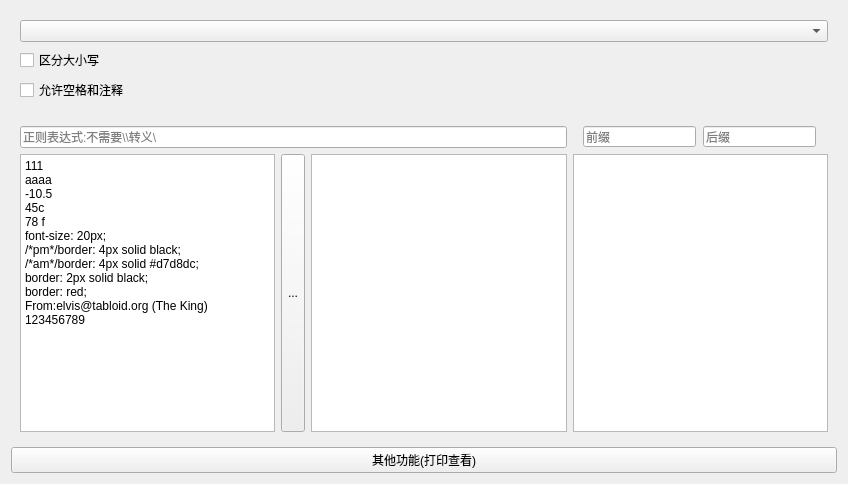
Before: the Qt Designer form 2/func2.ui in ba-ya/test_qt6_new_property, drawn with Qt 5.
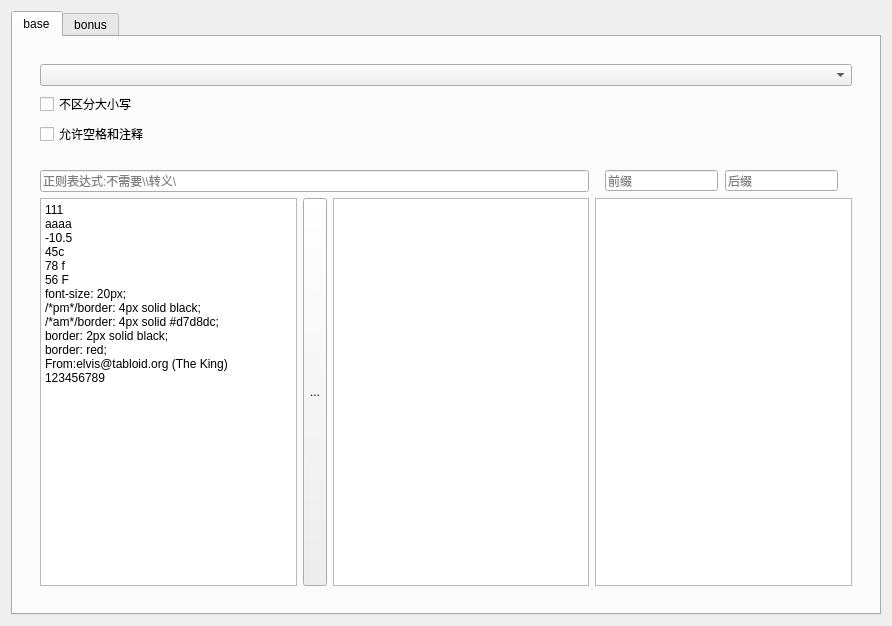
After: the same form once the commit is applied. Icons and pictures are not drawn.

Commit message: feat: func2, add textEdit to debug other_output; and fix insensitive's Combobox text

What changed in the file:
```diff
--- a/2/func2.ui
+++ b/2/func2.ui
@@ -6,15 +6,57 @@
    <rect>
     <x>0</x>
     <y>0</y>
-    <width>848</width>
-    <height>484</height>
+    <width>892</width>
+    <height>626</height>
    </rect>
   </property>
   <property name="windowTitle">
    <string>Form</string>
   </property>
-  <layout class="QGridLayout" name="gridLayout_3">
+  <layout class="QGridLayout" name="gridLayout_6">
+   <item row="0" column="0">
+    <widget class="QTabWidget" name="tabWidget">
+     <property name="currentIndex">
+      <number>0</number>
+     </property>
+     <widget class="QWidget" name="tab">
+      <attribute name="title">
+       <string>base</string>
+      </attribute>
+      <layout class="QGridLayout" name="gridLayout_5">
+       <item row="0" column="0">
+        <widget class="QWidget" name="widget_5" native="true">
+         <property name="sizePolicy">
+          <sizepolicy hsizetype="Preferred" vsizetype="Preferred">
+           <horstretch>0</horstretch>
+           <verstretch>0</verstretch>
+          </sizepolicy>
+         </property>
+         <layout class="QVBoxLayout" name="verticalLayout">
+          <item>
+           <widget class="QWidget" name="widget_3" native="true">
+            <layout class="QGridLayout" name="gridLayout_2">
+             <item row="0" column="0">
+              <widget class="QComboBox" name="comboBox_type"/>
+             </item>
    <item row="1" column="0">
+              <widget class="QCheckBox" name="checkBox_case_insensi">
+               <property name="text">
+                <string>不区分大小写</string>
+               </property>
+              </widget>
+             </item>
+             <item row="2" column="0">
+              <widget class="QCheckBox" name="checkBox_ignore_space">
+               <property name="text">
+                <string>允许空格和注释</string>
+               </property>
+              </widget>
+             </item>
+            </layout>
+           </widget>
+          </item>
+          <item>
     <widget class="QWidget" name="widget_2" native="true">
      <layout class="QGridLayout" name="gridLayout">
       <item row="2" column="0">
@@ -32,6 +74,7 @@
 &lt;p style=&quot; margin-top:0px; margin-bottom:0px; margin-left:0px; margin-right:0px; -qt-block-indent:0; text-indent:0px;&quot;&gt;-10.5&lt;/p&gt;
 &lt;p style=&quot; margin-top:0px; margin-bottom:0px; margin-left:0px; margin-right:0px; -qt-block-indent:0; text-indent:0px;&quot;&gt;45c&lt;/p&gt;
 &lt;p style=&quot; margin-top:0px; margin-bottom:0px; margin-left:0px; margin-right:0px; -qt-block-indent:0; text-indent:0px;&quot;&gt;78 f&lt;/p&gt;
+&lt;p style=&quot; margin-top:0px; margin-bottom:0px; margin-left:0px; margin-right:0px; -qt-block-indent:0; text-indent:0px;&quot;&gt;56 F&lt;/p&gt;
 &lt;p style=&quot; margin-top:0px; margin-bottom:0px; margin-left:0px; margin-right:0px; -qt-block-indent:0; text-indent:0px;&quot;&gt;font-size: 20px;&lt;/p&gt;
 &lt;p style=&quot; margin-top:0px; margin-bottom:0px; margin-left:0px; margin-right:0px; -qt-block-indent:0; text-indent:0px;&quot;&gt;/*pm*/border: 4px solid black;&lt;/p&gt;
 &lt;p style=&quot; margin-top:0px; margin-bottom:0px; margin-left:0px; margin-right:0px; -qt-block-indent:0; text-indent:0px;&quot;&gt;/*am*/border: 4px solid #d7d8dc;&lt;/p&gt;
@@ -110,34 +153,40 @@
      </layout>
     </widget>
    </item>
-   <item row="0" column="0">
-    <widget class="QWidget" name="widget_3" native="true">
-     <layout class="QGridLayout" name="gridLayout_2">
-      <item row="0" column="0">
-       <widget class="QComboBox" name="comboBox_type"/>
-      </item>
+         </layout>
+        </widget>
+       </item>
+      </layout>
+     </widget>
+     <widget class="QWidget" name="tab_2">
+      <attribute name="title">
+       <string>bonus</string>
+      </attribute>
+      <layout class="QGridLayout" name="gridLayout_4">
+       <item row="0" column="0">
+        <widget class="QWidget" name="widget_4" native="true">
+         <property name="sizePolicy">
+          <sizepolicy hsizetype="Preferred" vsizetype="Preferred">
+           <horstretch>0</horstretch>
+           <verstretch>1</verstretch>
+          </sizepolicy>
+         </property>
+         <layout class="QGridLayout" name="gridLayout_3">
       <item row="1" column="0">
-       <widget class="QCheckBox" name="checkBox_case_insensi">
-        <property name="text">
-         <string>区分大小写</string>
-        </property>
-       </widget>
-      </item>
-      <item row="2" column="0">
-       <widget class="QCheckBox" name="checkBox_ignore_space">
-        <property name="text">
-         <string>允许空格和注释</string>
-        </property>
-       </widget>
-      </item>
-     </layout>
-    </widget>
-   </item>
-   <item row="2" column="0">
+           <widget class="QTextEdit" name="output_debug"/>
+          </item>
+          <item row="0" column="0">
     <widget class="QPushButton" name="btn_other">
      <property name="text">
       <string>其他功能(打印查看)</string>
      </property>
+           </widget>
+          </item>
+         </layout>
+        </widget>
+       </item>
+      </layout>
+     </widget>
     </widget>
    </item>
   </layout>
```
Lines whose indentation alone changed are shown as unchanged. The commit also changes 1 other file.
